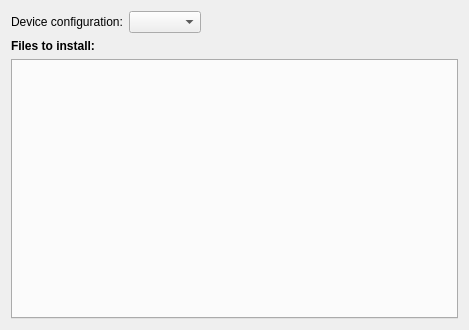
First picture: the form in src/plugins/qt4projectmanager/qt-maemo/maemodeploystepwidget.ui, repository qt-creator/qt-creator, before the edit.
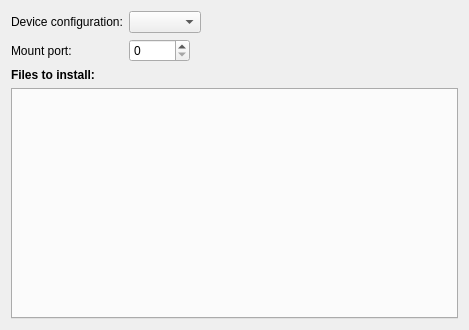
Second picture: the form after the edit.

Commit message: Maemo: Make deploy mount port user-settable.

```diff
--- a/src/plugins/qt4projectmanager/qt-maemo/maemodeploystepwidget.ui
+++ b/src/plugins/qt4projectmanager/qt-maemo/maemodeploystepwidget.ui
@@ -15,14 +15,16 @@
   </property>
   <layout class="QVBoxLayout" name="verticalLayout">
    <item>
-    <layout class="QHBoxLayout" name="horizontalLayout">
-     <item>
+    <layout class="QFormLayout" name="formLayout">
+     <item row="0" column="0">
       <widget class="QLabel" name="deviceConfigLabel">
        <property name="text">
         <string>Device configuration:</string>
        </property>
       </widget>
      </item>
+     <item row="0" column="1">
+      <layout class="QHBoxLayout" name="horizontalLayout">
      <item>
       <widget class="QComboBox" name="deviceConfigComboBox"/>
      </item>
@@ -38,6 +40,43 @@
         </size>
        </property>
       </spacer>
+       </item>
+      </layout>
+     </item>
+     <item row="1" column="0">
+      <widget class="QLabel" name="mountPortLabel">
+       <property name="toolTip">
+        <string>The port on the device to use for mounting the host disk during deployment. 
+Note: On Windows, several consecutive ports may be used, starting with the one set here.</string>
+       </property>
+       <property name="text">
+        <string>Mount port:</string>
+       </property>
+      </widget>
+     </item>
+     <item row="1" column="1">
+      <layout class="QHBoxLayout" name="horizontalLayout_2">
+       <item>
+        <widget class="QSpinBox" name="mountPortSpinBox">
+         <property name="maximum">
+          <number>65535</number>
+         </property>
+        </widget>
+       </item>
+       <item>
+        <spacer name="horizontalSpacer_2">
+         <property name="orientation">
+          <enum>Qt::Horizontal</enum>
+         </property>
+         <property name="sizeHint" stdset="0">
+          <size>
+           <width>40</width>
+           <height>20</height>
+          </size>
+         </property>
+        </spacer>
+       </item>
+      </layout>
      </item>
     </layout>
    </item>
```
Lines whose indentation alone changed are shown as unchanged. The commit also changes 6 other files.
